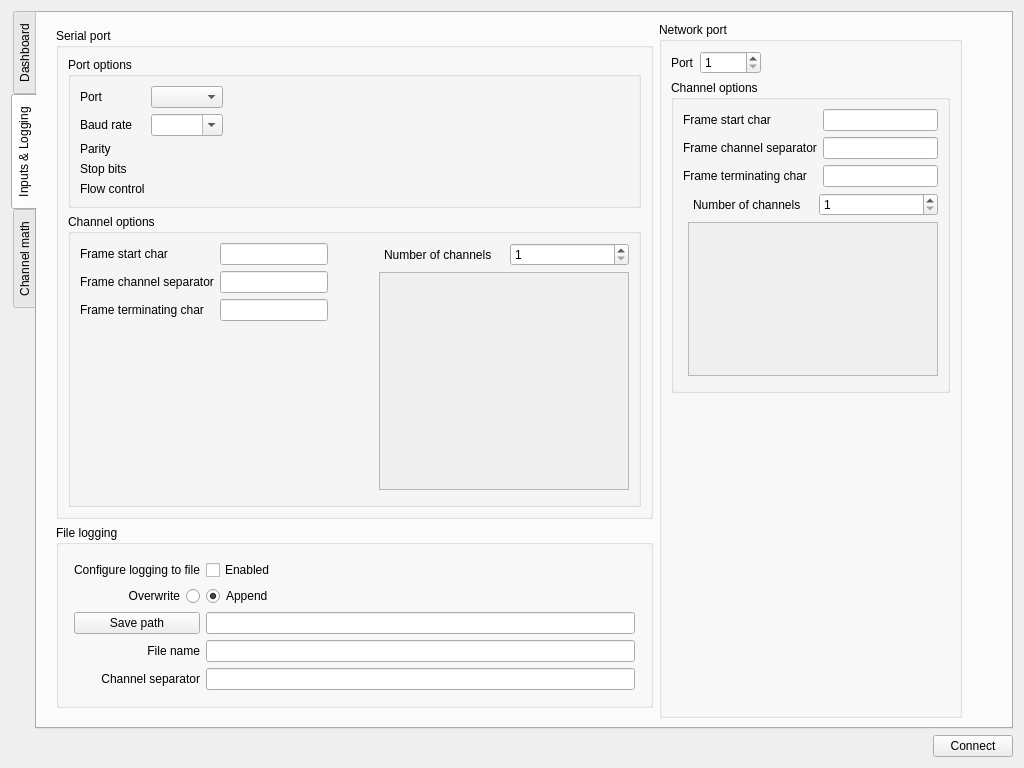
Old version of the form mainwindow.ui in the repository vedranMv/dataDashboard.
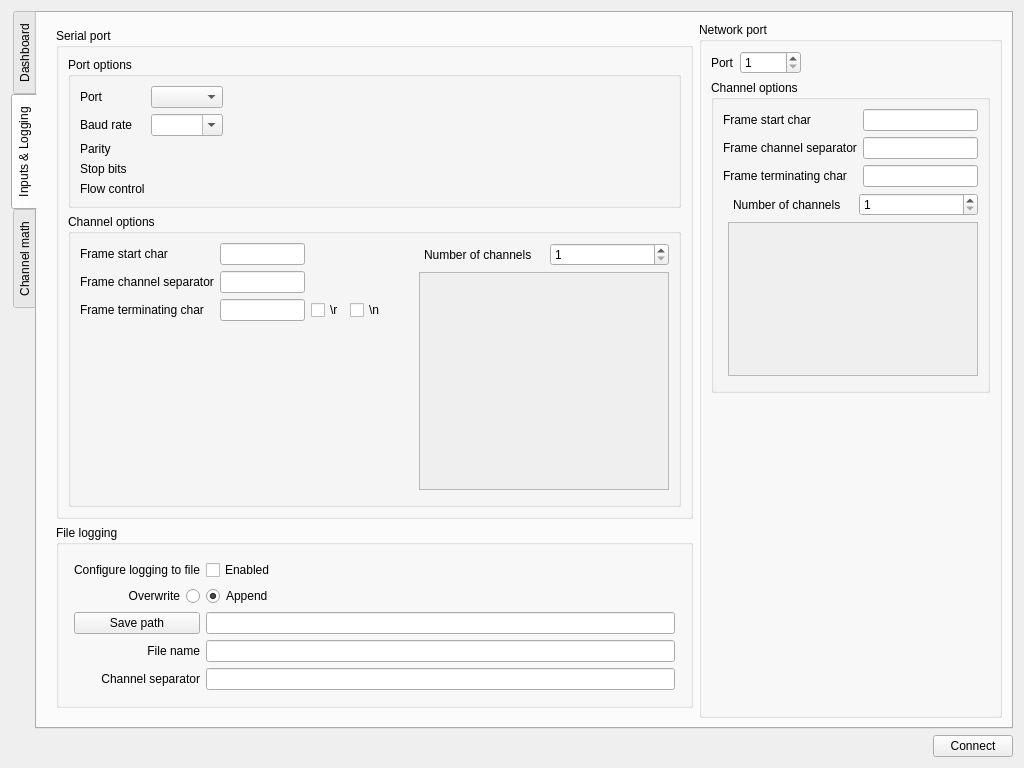
New version of the form.

The edit to the form file:
```diff
--- a/mainwindow.ui
+++ b/mainwindow.ui
@@ -184,21 +184,10 @@
               </property>
               <layout class="QHBoxLayout" name="horizontalLayout_2">
                <item>
-                <layout class="QFormLayout" name="channelOpt_2">
-                 <item row="0" column="0">
-                  <widget class="QLabel" name="label">
-                   <property name="text">
-                    <string>Frame start char</string>
-                   </property>
-                  </widget>
-                 </item>
-                 <item row="1" column="0">
-                  <widget class="QLabel" name="label_8">
-                   <property name="text">
-                    <string>Frame channel separator</string>
-                   </property>
-                  </widget>
-                 </item>
+                <layout class="QGridLayout" name="gridLayout_3">
+                 <property name="rightMargin">
+                  <number>6</number>
+                 </property>
                  <item row="2" column="0">
                   <widget class="QLabel" name="label_9">
                    <property name="text">
@@ -206,13 +195,6 @@
                    </property>
                   </widget>
                  </item>
-                 <item row="0" column="1">
-                  <widget class="QLineEdit" name="frameStartCh">
-                   <property name="maxLength">
-                    <number>1</number>
-                   </property>
-                  </widget>
-                 </item>
                  <item row="1" column="1">
                   <widget class="QLineEdit" name="frameChSeparator">
                    <property name="maxLength">
@@ -220,6 +202,13 @@
                    </property>
                   </widget>
                  </item>
+                 <item row="1" column="0">
+                  <widget class="QLabel" name="label_8">
+                   <property name="text">
+                    <string>Frame channel separator</string>
+                   </property>
+                  </widget>
+                 </item>
                  <item row="2" column="1">
                   <widget class="QLineEdit" name="frameEndSep">
                    <property name="maxLength">
@@ -227,6 +216,47 @@
                    </property>
                   </widget>
                  </item>
+                 <item row="2" column="2">
+                  <widget class="QCheckBox" name="checkBox">
+                   <property name="text">
+                    <string>\r</string>
+                   </property>
+                  </widget>
+                 </item>
+                 <item row="0" column="0">
+                  <widget class="QLabel" name="label">
+                   <property name="text">
+                    <string>Frame start char</string>
+                   </property>
+                  </widget>
+                 </item>
+                 <item row="3" column="1">
+                  <spacer name="verticalSpacer_5">
+                   <property name="orientation">
+                    <enum>Qt::Vertical</enum>
+                   </property>
+                   <property name="sizeHint" stdset="0">
+                    <size>
+                     <width>20</width>
+                     <height>40</height>
+                    </size>
+                   </property>
+                  </spacer>
+                 </item>
+                 <item row="0" column="1">
+                  <widget class="QLineEdit" name="frameStartCh">
+                   <property name="maxLength">
+                    <number>1</number>
+                   </property>
+                  </widget>
+                 </item>
+                 <item row="2" column="3">
+                  <widget class="QCheckBox" name="checkBox_2">
+                   <property name="text">
+                    <string>\n</string>
+                   </property>
+                  </widget>
+                 </item>
                 </layout>
                </item>
                <item>
```
